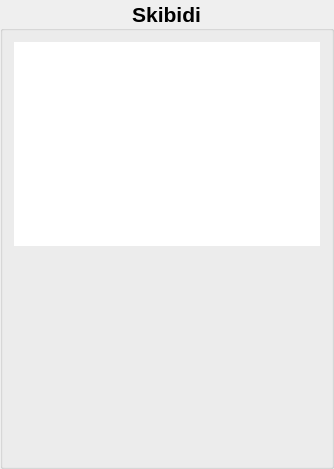
Qt form Widgets/algorithmselectionbox.ui (ThePortoGeese/MazeOSProject) before a commit.
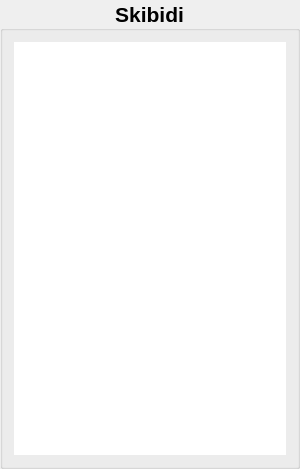
The same form after that commit. Custom widgets are drawn as their Qt base class.

The edit to the form file:
```diff
--- a/Widgets/algorithmselectionbox.ui
+++ b/Widgets/algorithmselectionbox.ui
@@ -6,16 +6,22 @@
    <rect>
     <x>0</x>
     <y>0</y>
-    <width>334</width>
+    <width>300</width>
     <height>469</height>
    </rect>
   </property>
   <property name="sizePolicy">
-   <sizepolicy hsizetype="MinimumExpanding" vsizetype="MinimumExpanding">
+   <sizepolicy hsizetype="Preferred" vsizetype="Preferred">
     <horstretch>0</horstretch>
     <verstretch>0</verstretch>
    </sizepolicy>
   </property>
+  <property name="maximumSize">
+   <size>
+    <width>16777215</width>
+    <height>16777215</height>
+   </size>
+  </property>
   <property name="font">
    <font>
     <pointsize>16</pointsize>
@@ -40,6 +46,12 @@
        <verstretch>0</verstretch>
       </sizepolicy>
      </property>
+     <property name="minimumSize">
+      <size>
+       <width>0</width>
+       <height>0</height>
+      </size>
+     </property>
      <property name="font">
       <font>
        <pointsize>9</pointsize>
@@ -69,25 +81,9 @@
      </property>
     </widget>
    </item>
-   <item>
-    <widget class="CustomVideoWidget" name="widget" native="true">
-     <property name="sizePolicy">
-      <sizepolicy hsizetype="Preferred" vsizetype="MinimumExpanding">
-       <horstretch>0</horstretch>
-       <verstretch>0</verstretch>
-      </sizepolicy>
-     </property>
-    </widget>
-   </item>
   </layout>
  </widget>
  <customwidgets>
-  <customwidget>
-   <class>CustomVideoWidget</class>
-   <extends>QWidget</extends>
-   <header location="global">customvideowidget.h</header>
-   <container>1</container>
-  </customwidget>
   <customwidget>
    <class>NoClickQTxtBrowser</class>
    <extends>QTextBrowser</extends>
```
Left out of the diff: 2 changed lines with no effect on the pictures.
